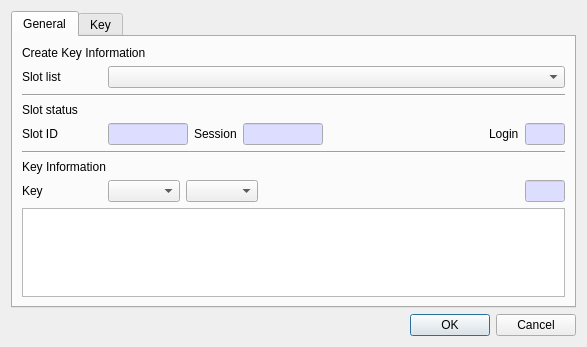
Above: CryptokiMan/create_key_dlg.ui from jykim74/CryptokiMan before the change. Below: the same form after it.
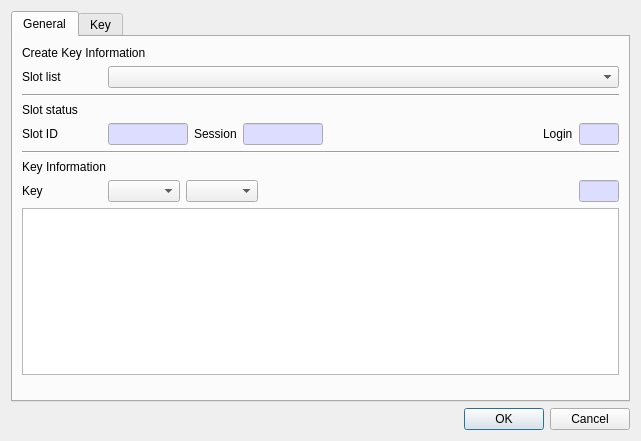
That is the form after the change. The open tabs and pages were chosen to show the change.

What changed in the file:
```diff
--- a/CryptokiMan/create_key_dlg.ui
+++ b/CryptokiMan/create_key_dlg.ui
@@ -6,8 +6,8 @@
    <rect>
     <x>0</x>
     <y>0</y>
-    <width>587</width>
-    <height>331</height>
+    <width>641</width>
+    <height>441</height>
    </rect>
   </property>
   <property name="windowTitle">
@@ -391,9 +391,7 @@
        <item>
         <widget class="QPlainTextEdit" name="mKeyText">
          <property name="font">
-          <font>
-           <family>굴림체</family>
-          </font>
+          <font/>
          </property>
         </widget>
        </item>
```
Left out of the diff: 2 changed lines with no effect on the pictures.
